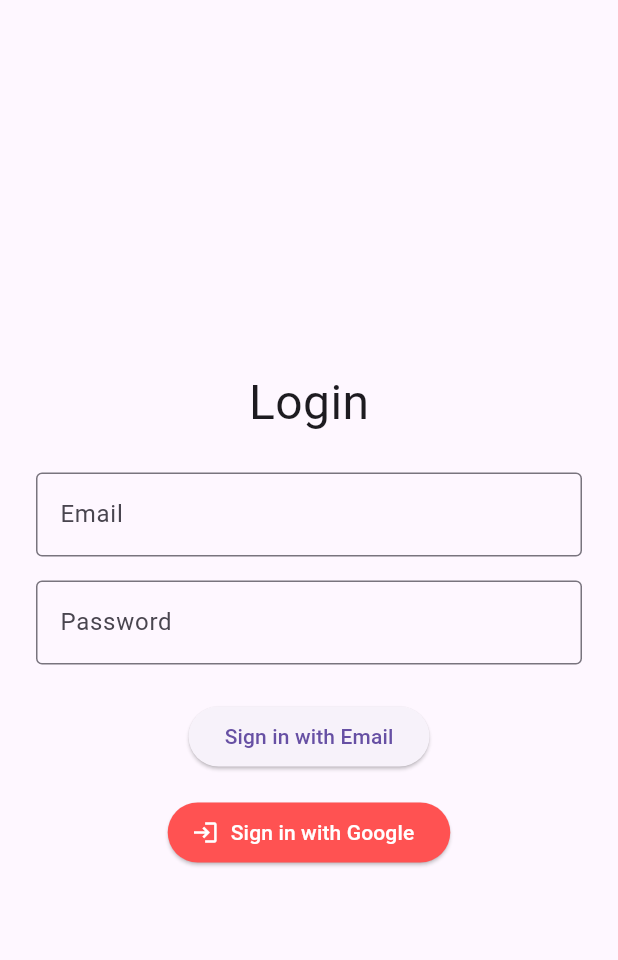
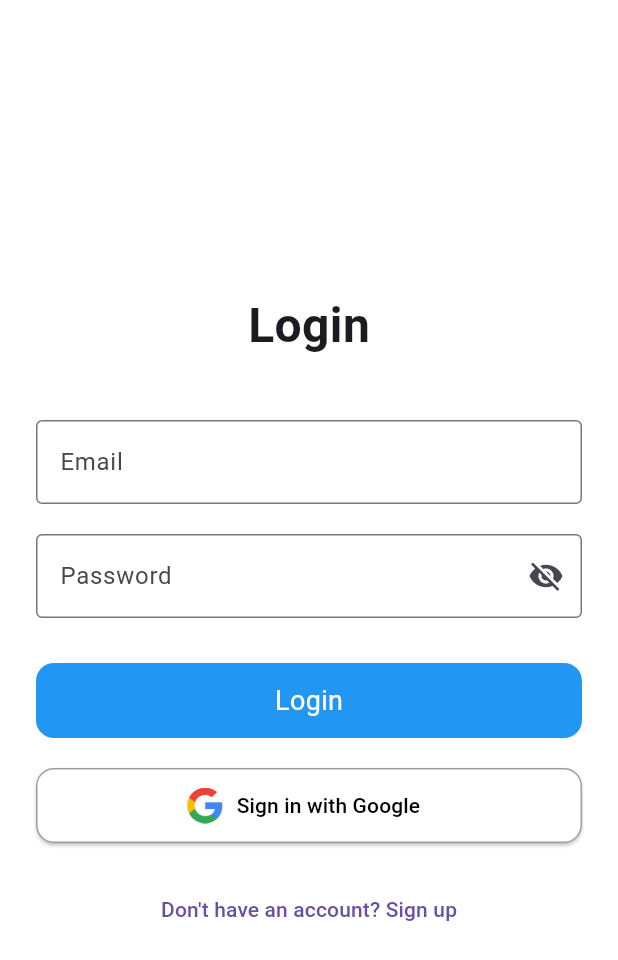
Before and after one commit to abhi2811mishra/Campus-App, a Flutter app: the screen it shows after launch, after a tap on the "arrow forward ios" icon, on a phone screen of 412 x 824 dp. Shown: the top 960 px of the screen. Run offline on Flutter 3.47's test engine with Material 3 defaults, Android fonts, the phone set to English and light mode, and no system bars; our stand-ins replace firebase_auth, firebase_core, google_sign_in; accounts and stored records are empty.

Commit message:
login page done

```diff
--- a/lib/loginpage/loginpage.dart
+++ b/lib/loginpage/loginpage.dart
@@ -1,6 +1,7 @@
+import 'package:firebase_auth/firebase_auth.dart';
 import 'package:flutter/material.dart';
-import 'package:firebase_auth/firebase_auth.dart';
 import 'package:google_sign_in/google_sign_in.dart';
+// Make sure this exists
 
 class LoginPage extends StatefulWidget {
   const LoginPage({super.key});
@@ -10,91 +11,210 @@ class LoginPage extends StatefulWidget {
 }
 
 class _LoginPageState extends State<LoginPage> {
-  final _emailController = TextEditingController();
-  final _passwordController = TextEditingController();
   final FirebaseAuth _auth = FirebaseAuth.instance;
+  final TextEditingController emailController = TextEditingController();
+  final TextEditingController passwordController = TextEditingController();
+  bool isLoading = false;
+  bool isPasswordHidden = true;
 
-  Future<void> signInWithEmail() async {
+  Future<void> login() async {
+    String email = emailController.text.trim();
+    String password = passwordController.text.trim();
+
+    if (email.isEmpty || password.isEmpty) {
+      ScaffoldMessenger.of(context).showSnackBar(
+        const SnackBar(content: Text('Please enter both email and password')),
+      );
+      return;
+    }
+
+    setState(() => isLoading = true);
+
     try {
-      await _auth.signInWithEmailAndPassword(
-        email: _emailController.text.trim(),
-        password: _passwordController.text.trim(),
+      UserCredential userCredential = await _auth.signInWithEmailAndPassword(
+        email: email,
+        password: password,
       );
+
+      if (userCredential.user != null) {
+        Navigator.pushReplacement(
+          context,
+          MaterialPageRoute(builder: (context) => const Home()),
+        );
+      }
+    } on FirebaseAuthException catch (e) {
+      String errorMessage = "An error occurred";
+      if (e.code == 'user-not-found') {
+        errorMessage = "No user found for that email.";
+      } else if (e.code == 'wrong-password') {
+        errorMessage = "Incorrect password.";
+      } else if (e.code == 'network-request-failed') {
+        errorMessage = "Check your internet connection.";
+      }
+
       ScaffoldMessenger.of(context).showSnackBar(
-        const SnackBar(content: Text("Signed in successfully")),
+        SnackBar(content: Text(errorMessage)),
       );
-    } catch (e) {
-      ScaffoldMessenger.of(context).showSnackBar(
-        SnackBar(content: Text("Login failed: $e")),
-      );
+    } finally {
+      if (mounted) {
+        setState(() => isLoading = false);
+      }
     }
   }
 
   Future<void> signInWithGoogle() async {
+    setState(() => isLoading = true);
+
     try {
-      final googleUser = await GoogleSignIn().signIn();
-      if (googleUser == null) return;
+      final GoogleSignInAccount? googleUser = await GoogleSignIn().signIn();
+      if (googleUser == null) return; // User canceled
 
-      final googleAuth = await googleUser.authentication;
-      final credential = GoogleAuthProvider.credential(
+      final GoogleSignInAuthentication googleAuth =
+          await googleUser.authentication;
+
+      final OAuthCredential credential = GoogleAuthProvider.credential(
         accessToken: googleAuth.accessToken,
         idToken: googleAuth.idToken,
       );
 
+      final UserCredential userCredential =
           await _auth.signInWithCredential(credential);
-      ScaffoldMessenger.of(context).showSnackBar(
-        const SnackBar(content: Text("Signed in with Google")),
+
+      if (userCredential.user != null) {
+        Navigator.pushReplacement(
+          context,
+          MaterialPageRoute(builder: (context) => const Home()),
         );
+      }
     } catch (e) {
       ScaffoldMessenger.of(context).showSnackBar(
-        SnackBar(content: Text("Google Sign-In failed: $e")),
+        SnackBar(content: Text("Google sign-in failed: $e")),
       );
+    } finally {
+      if (mounted) {
+        setState(() => isLoading = false);
+      }
     }
   }
 
   @override
+  void dispose() {
+    emailController.dispose();
+    passwordController.dispose();
+    super.dispose();
+  }
+
+  @override
   Widget build(BuildContext context) {
-    return Scaffold(
-      body: Padding(
+    return GestureDetector(
+      onTap: () => FocusScope.of(context).unfocus(),
+      child: Scaffold(
+        backgroundColor: Colors.white,
+        body: Center(
+          child: Padding(
             padding: const EdgeInsets.all(24.0),
-        child: Center(
             child: SingleChildScrollView(
               child: Column(
                 children: [
-                const Text("Login", style: TextStyle(fontSize: 32)),
-                const SizedBox(height: 24),
+                  const Text(
+                    'Login',
+                    style: TextStyle(fontSize: 32, fontWeight: FontWeight.bold),
+                  ),
+                  const SizedBox(height: 40),
                   TextField(
-                  controller: _emailController,
+                    controller: emailController,
+                    keyboardType: TextInputType.emailAddress,
+                    autofillHints: const [AutofillHints.email],
                     decoration: const InputDecoration(
                       labelText: 'Email',
                       border: OutlineInputBorder(),
                     ),
                   ),
-                const SizedBox(height: 16),
+                  const SizedBox(height: 20),
                   TextField(
-                  controller: _passwordController,
-                  obscureText: true,
-                  decoration: const InputDecoration(
+                    controller: passwordController,
+                    obscureText: isPasswordHidden,
+                    enableSuggestions: false,
+                    autocorrect: false,
+                    decoration: InputDecoration(
                       labelText: 'Password',
-                    border: OutlineInputBorder(),
+                      border: const OutlineInputBorder(),
+                      suffixIcon: IconButton(
+                        icon: Icon(
+                          isPasswordHidden
+                              ? Icons.visibility_off
+                              : Icons.visibility,
+                        ),
+                        onPressed: () {
+                          setState(() {
+                            isPasswordHidden = !isPasswordHidden;
+                          });
+                        },
                       ),
                     ),
-                const SizedBox(height: 24),
-                ElevatedButton(
-                  onPressed: signInWithEmail,
-                  child: const Text("Sign in with Email"),
                   ),
-                const SizedBox(height: 16),
-                ElevatedButton.icon(
-                  onPressed: signInWithGoogle,
-                  icon: const Icon(Icons.login),
-                  label: const Text("Sign in with Google"),
-                  style: ElevatedButton.styleFrom(
-                    backgroundColor: Colors.redAccent,
-                    foregroundColor: Colors.white,
+                  const SizedBox(height: 30),
+                  isLoading
+                      ? const CircularProgressIndicator()
+                      : Column(
+                          children: [
+                            GestureDetector(
+                              onTap: login,
+                              child: Container(
+                                width: double.infinity,
+                                height: 50,
+                                decoration: BoxDecoration(
+                                  color: Colors.blue,
+                                  borderRadius: BorderRadius.circular(12),
+                                ),
+                                alignment: Alignment.center,
+                                child: const Text(
+                                  'Login',
+                                  style: TextStyle(
+                                    color: Colors.white,
+                                    fontSize: 18,
                                   ),
                                 ),
+                              ),
+                            ),
+                            const SizedBox(height: 20),
+                            ElevatedButton.icon(
+  style: ElevatedButton.styleFrom(
+    backgroundColor: Colors.white,
+    foregroundColor: Colors.black,
+    minimumSize: const Size(double.infinity, 50),
+    side: const BorderSide(color: Colors.grey),
+    shape: RoundedRectangleBorder(
+      borderRadius: BorderRadius.circular(12),
+    ),
+  ),
+  icon: Image.asset(
+    'assets/images/image1.png',
+    height: 24,
+  ),
+  label: const Flexible(
+    child: Text(
+      'Sign in with Google',
+      overflow: TextOverflow.ellipsis,
+    ),
+  ),
+  onPressed: signInWithGoogle,
+),
+
                           ],
+                        ),
+                  const SizedBox(height: 20),
+                  TextButton(
+                    onPressed: () {
+                      Navigator.push(
+                        context,
+                        MaterialPageRoute(builder: (context) => const SignUpPage()),
+                      );
+                    },
+                    child: const Text("Don't have an account? Sign up"),
+                  ),
+                ],
+              ),
             ),
           ),
         ),
@@ -102,3 +222,34 @@ class _LoginPageState extends State<LoginPage> {
     );
   }
 }
+
+
+
+
+
+
+class SignUpPage extends StatelessWidget {
+  const SignUpPage({super.key});
+
+  @override
+  Widget build(BuildContext context) {
+    return Scaffold(
+      appBar: AppBar(title: const Text("Sign Up")),
+      body: const Center(child: Text("Sign Up Page")),
+    );
+  }
+}
+
+
+
+class Home extends StatelessWidget {
+  const Home({super.key});
+
+  @override
+  Widget build(BuildContext context) {
+    return Scaffold(
+      appBar: AppBar(title: const Text("Home")),
+      body: const Center(child: Text("Welcome to the Home Page!")),
+    );
+  }
+}
--- a/pubspec.yaml
+++ b/pubspec.yaml
@@ -65,7 +65,7 @@ flutter:
   # To add assets to your application, add an assets section, like this:
   assets:
     - assets/images/image.png
-  #   - images/a_dot_ham.jpeg
+    - assets/images/image1.png
 
   # An image asset can refer to one or more resolution-specific "variants", see
   # https://flutter.dev/to/resolution-aware-images
```
Also changed, not shown: assets/images/image1.png (added), lib/loginpage/signuppage.dart (added). Lines whose indentation alone changed are shown as unchanged.
